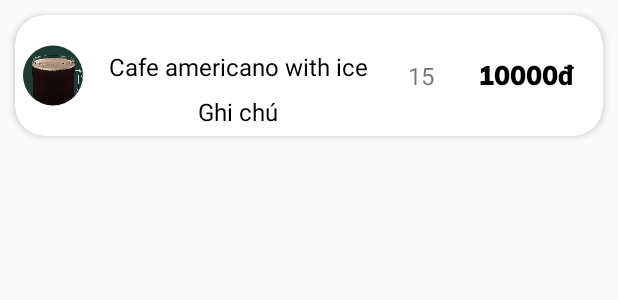
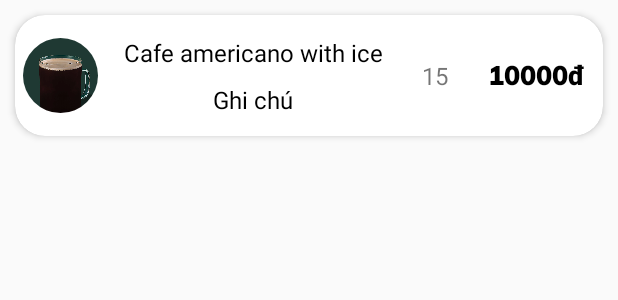
Before and after one commit to MinhQuan117/PRO1121_Nhom8_CP17312_QuanLyCafe, an Android app: the layout custom_layout_paymentmenu.xml on its own in the app's theme, with its tools: preview values and no code run, on a phone screen of 412 x 824 dp. Shown: the top 300 px of the screen. Run offline under Robolectric (Android 15) with nearby library versions, the phone set to English and light mode, and no system bars; Roboto replaces fonts that are not available here.

Commit message:
sua lai giao dien

```diff
--- a/app/src/main/res/layout/addcustomer.xml
+++ b/app/src/main/res/layout/addcustomer.xml
@@ -174,7 +174,7 @@
             android:id="@+id/btn_ThemKH"
             android:layout_width="match_parent"
             android:layout_height="wrap_content"
-            android:layout_marginTop="5dp"
+            android:layout_marginTop="10dp"
             android:background="@color/black"
             android:backgroundTint="@color/black"
             android:elevation="5dp"
--- a/app/src/main/res/layout/addmenu_layout.xml
+++ b/app/src/main/res/layout/addmenu_layout.xml
@@ -33,7 +33,6 @@
         android:layout_width="match_parent"
         android:layout_height="wrap_content"
         android:orientation="vertical"
-        android:layout_marginTop="20dp"
         >
 
         <ImageView
--- a/app/src/main/res/layout/custom_layout_paymentmenu.xml
+++ b/app/src/main/res/layout/custom_layout_paymentmenu.xml
@@ -18,7 +18,7 @@
         >
         <de.hdodenhof.circleimageview.CircleImageView
             android:id="@+id/img_custompayment_HinhMon"
-            android:layout_width="40dp"
+            android:layout_width="50dp"
             android:layout_height="70dp"
             android:src="@drawable/cafe_americano"
             />
@@ -31,11 +31,9 @@
             <TextView
                 android:id="@+id/txt_custompayment_TenMon"
                 android:layout_width="match_parent"
-                android:layout_height="50dp"
-                android:paddingTop="10dp"
+                android:layout_height="40dp"
                 android:text="Cafe americano with ice"
                 android:gravity="center"
-                android:layout_weight="3"
                 android:layout_gravity="center"
                 android:paddingLeft="7dp"
                 android:textSize="16sp"
--- a/app/src/main/res/layout/detailstatistic_layout.xml
+++ b/app/src/main/res/layout/detailstatistic_layout.xml
@@ -115,7 +115,7 @@
                 android:layout_height="wrap_content"
                 android:layout_below="@id/txt_detailstatistic_TenBan"
                 android:textColor="@color/white"
-                android:text="Lê Gia Huy"
+                android:text="Nhóm 8"
                 android:fontFamily="@font/muli_black"
                 android:textSize="22sp"
                 android:paddingBottom="5dp"
--- a/app/src/main/res/layout/displayhome_layout.xml
+++ b/app/src/main/res/layout/displayhome_layout.xml
@@ -26,7 +26,7 @@
 
             <ImageView
                 android:layout_width="match_parent"
-                android:layout_height="100dp"
+                android:layout_height="130dp"
                 android:src="@drawable/logocoffee"/>
 
         </LinearLayout>
--- a/app/src/main/res/layout/edittable_layout.xml
+++ b/app/src/main/res/layout/edittable_layout.xml
@@ -8,7 +8,6 @@
     tools:context=".Activities.EditTableActivity"
     android:orientation="vertical"
     android:padding="10dp"
-    android:background="#dcd2ca"
     >
 
     <com.google.android.material.textfield.TextInputLayout
--- a/app/src/main/res/layout/login_layout.xml
+++ b/app/src/main/res/layout/login_layout.xml
@@ -5,7 +5,6 @@
     android:layout_width="match_parent"
     android:layout_height="match_parent"
     tools:context=".DangNhapActivity"
-    android:background="#dcd2ca"
     android:padding="30dp"
     android:transitionName="transition_login"
     android:id="@+id/layoutLogin">
```
